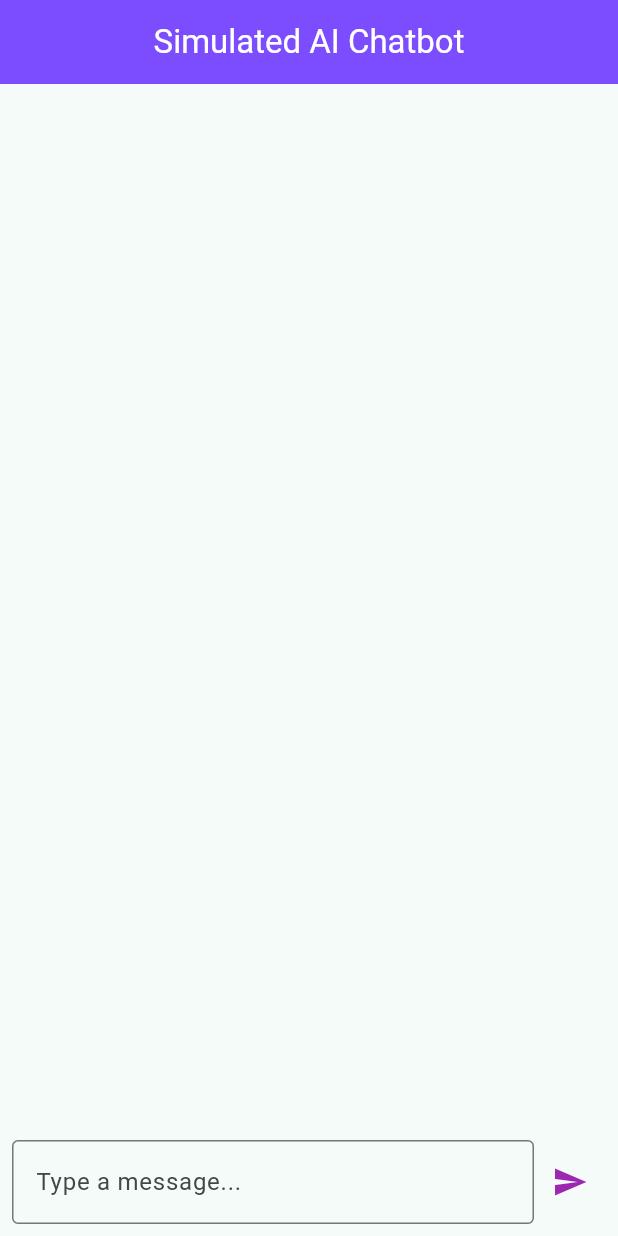
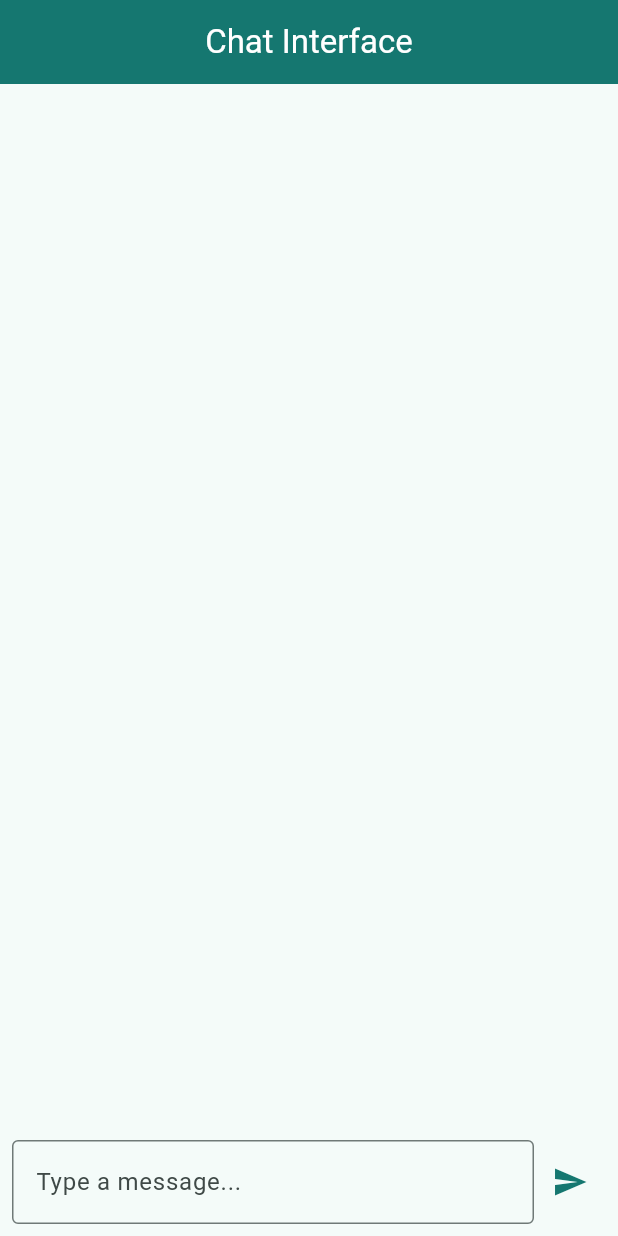
Before and after one commit to sai-satish/Medical-Chatbot, a Flutter app: the ChatScreen screen opened directly, on a phone screen of 412 x 824 dp. Run offline on Flutter 3.47's test engine with Material 3 defaults, Android fonts, the light colour scheme and no system bars.

Commit message:
colours changed

```diff
--- a/lib/chatbot_screen.dart
+++ b/lib/chatbot_screen.dart
@@ -64,8 +64,8 @@ class _ChatScreenState extends State<ChatScreen> {
   Widget build(BuildContext context) {
     return Scaffold(
       appBar: AppBar(
-        title: const Text('Simulated AI Chatbot'),
-        backgroundColor: Colors.deepPurpleAccent,
+        title: const Text('Chat Interface'),
+        backgroundColor: Theme.of(context).primaryColor,
         centerTitle: true,
         foregroundColor: Colors.white,
       ),
@@ -92,8 +92,8 @@ class _ChatScreenState extends State<ChatScreen> {
                     constraints: const BoxConstraints(maxWidth: 250),
                     decoration: BoxDecoration(
                       color: isUser
-                          ? Colors.deepPurpleAccent.shade100
-                          : Colors.grey[300],
+                          ? Theme.of(context).primaryColor
+                          : Theme.of(context).secondaryHeaderColor,
                       borderRadius: BorderRadius.only(
                         topLeft: const Radius.circular(12),
                         topRight: const Radius.circular(12),
@@ -150,7 +150,7 @@ class _ChatScreenState extends State<ChatScreen> {
                 ),
                 IconButton(
                   icon: const Icon(Icons.send),
-                  color: Colors.purple,
+                  color: Theme.of(context).primaryColor,
                   onPressed: () {
                     final content = _messageController.text.trim();
                     if (content.isNotEmpty) {
--- a/lib/main.dart
+++ b/lib/main.dart
@@ -1,4 +1,5 @@
 import 'package:flutter/material.dart';
+import 'package:medical_chatbot/chatbot_screen.dart';
 import 'package:medical_chatbot/sign_up_screen.dart';
 
 void main() {
@@ -28,7 +29,7 @@ class MedicalChatBot extends StatelessWidget {
   @override
   Widget build(BuildContext context) {
     return const Scaffold(
-      body: SignUpScreen(),
+      body:ChatScreen(),
     );
   }
 }
```
